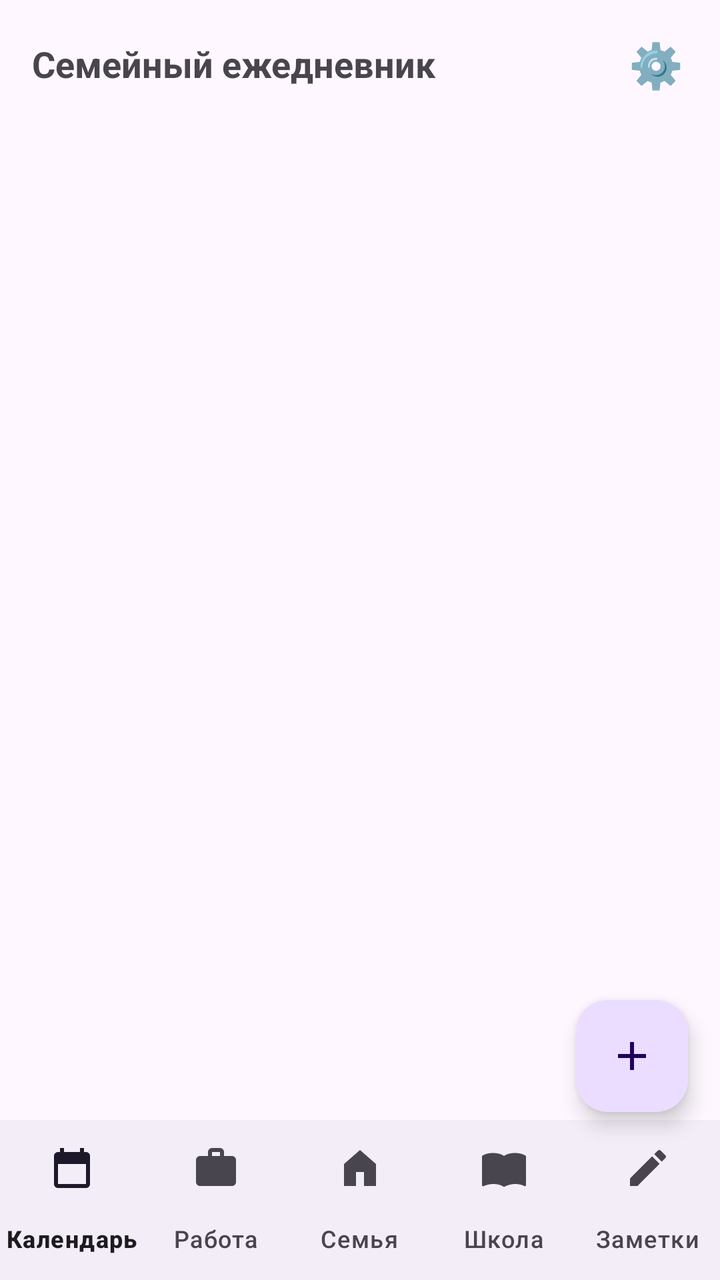
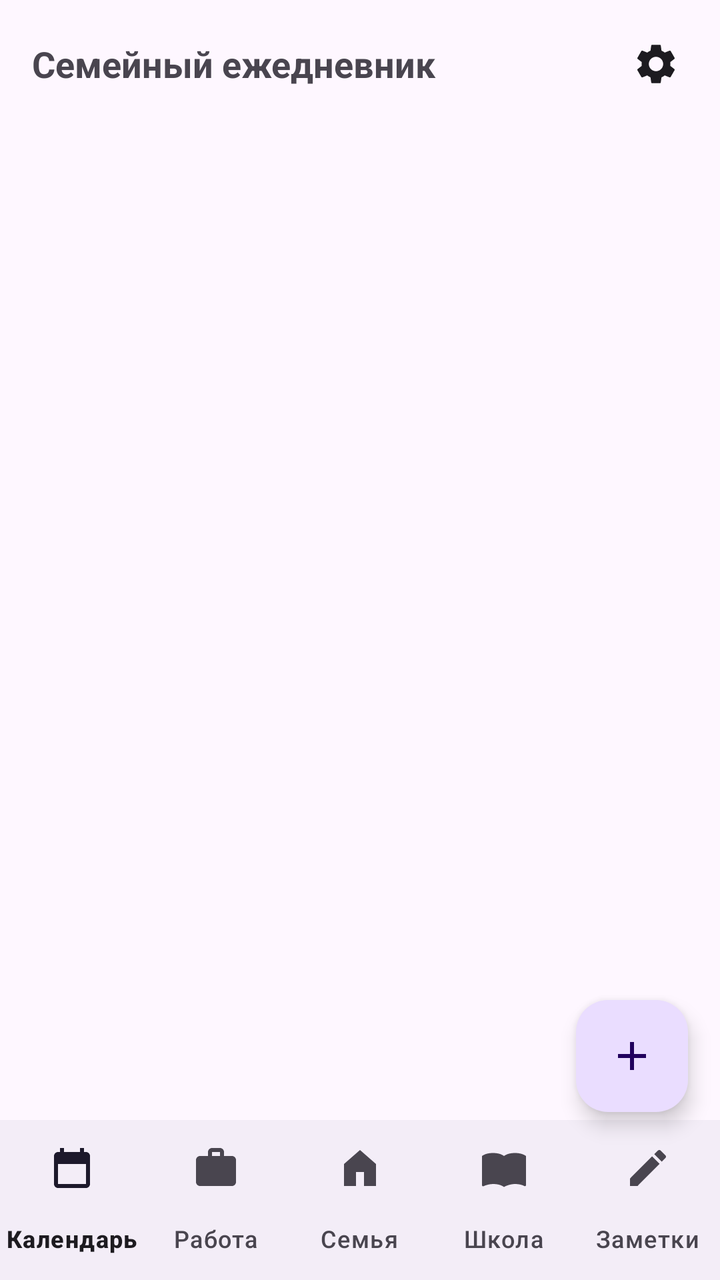

Two renders of the same Android screen: before a commit and after it. Below are the layout's source before the change and the commit's diff.
<!-- AndroidManifest.xml: application theme Theme.FamilyDaily -->
<!-- res/layout/activity_main.xml -->
<?xml version="1.0" encoding="utf-8"?>
<FrameLayout xmlns:android="http://schemas.android.com/apk/res/android"
    xmlns:app="http://schemas.android.com/apk/res-auto"
    android:layout_width="match_parent" android:layout_height="match_parent">
    <LinearLayout android:layout_width="match_parent" android:layout_height="match_parent" android:orientation="vertical">
        <LinearLayout android:id="@+id/topbar" android:layout_width="match_parent" android:layout_height="wrap_content"
            android:orientation="horizontal" android:gravity="center_vertical"
            android:paddingStart="16dp" android:paddingEnd="8dp" android:paddingTop="8dp" android:paddingBottom="8dp">
            <TextView android:layout_width="0dp" android:layout_height="wrap_content" android:layout_weight="1"
                android:text="Семейный ежедневник" android:textSize="18sp" android:textStyle="bold"/>
            <Button android:id="@+id/btn_settings" android:layout_width="48dp" android:layout_height="48dp"
                android:background="@android:color/transparent" android:text="⚙️" android:textSize="22sp" android:textColor="?attr/colorOnSurface"/>
        </LinearLayout>
        <androidx.viewpager2.widget.ViewPager2 android:id="@+id/pager" android:layout_width="match_parent" android:layout_height="0dp" android:layout_weight="1"/>
        <com.google.android.material.bottomnavigation.BottomNavigationView android:id="@+id/nav" android:layout_width="match_parent" android:layout_height="wrap_content" app:labelVisibilityMode="labeled" app:menu="@menu/bottom_menu"/>
    </LinearLayout>
    <LinearLayout android:id="@+id/fabmenu" android:layout_width="wrap_content" android:layout_height="wrap_content" android:orientation="vertical" android:layout_gravity="bottom|end" android:layout_marginEnd="16dp" android:layout_marginBottom="96dp" android:visibility="gone">
        <com.google.android.material.button.MaterialButton android:id="@+id/fab_event" android:layout_width="wrap_content" android:layout_height="wrap_content" android:text="Событие" app:backgroundTint="#EC407A"/>
        <com.google.android.material.button.MaterialButton android:id="@+id/fab_note" android:layout_width="wrap_content" android:layout_height="wrap_content" android:text="Заметка" app:backgroundTint="#FB8C00"/>
        <com.google.android.material.button.MaterialButton android:id="@+id/fab_book" android:layout_width="wrap_content" android:layout_height="wrap_content" android:text="Запись клиента" app:backgroundTint="#1E88E5"/>
    </LinearLayout>
    <com.google.android.material.floatingactionbutton.FloatingActionButton android:id="@+id/fab" android:layout_width="wrap_content" android:layout_height="wrap_content" android:layout_gravity="bottom|end" android:layout_marginEnd="16dp" android:layout_marginBottom="84dp" android:src="@drawable/ic_plus" android:contentDescription="Добавить"/>
</FrameLayout>
<!-- resources referenced by this layout -->
<resources>
  <!-- drawable ic_plus (drawable) -->
  <vector xmlns:android="http://schemas.android.com/apk/res/android" android:width="24dp" android:height="24dp" android:viewportWidth="24" android:viewportHeight="24"><path android:fillColor="#FFFFFF" android:pathData="M19,13h-6v6h-2v-6H5v-2h6V5h2v6h6v2z"/></vector>
  <style name="Theme.FamilyDaily" parent="Theme.Material3.DayNight.NoActionBar" />
</resources>

<!-- the commit's change to res/layout/activity_main.xml (unified diff, before → after) -->
@@ -8,8 +8,9 @@
             android:paddingStart="16dp" android:paddingEnd="8dp" android:paddingTop="8dp" android:paddingBottom="8dp">
             <TextView android:layout_width="0dp" android:layout_height="wrap_content" android:layout_weight="1"
                 android:text="Семейный ежедневник" android:textSize="18sp" android:textStyle="bold"/>
-            <Button android:id="@+id/btn_settings" android:layout_width="48dp" android:layout_height="48dp"
-                android:background="@android:color/transparent" android:text="⚙️" android:textSize="22sp" android:textColor="?attr/colorOnSurface"/>
+            <ImageButton android:id="@+id/btn_settings" android:layout_width="48dp" android:layout_height="48dp"
+                android:background="@android:color/transparent" android:src="@drawable/ic_settings"
+                android:contentDescription="Настройки" app:tint="?attr/colorOnSurface"/>
         </LinearLayout>
         <androidx.viewpager2.widget.ViewPager2 android:id="@+id/pager" android:layout_width="match_parent" android:layout_height="0dp" android:layout_weight="1"/>
         <com.google.android.material.bottomnavigation.BottomNavigationView android:id="@+id/nav" android:layout_width="match_parent" android:layout_height="wrap_content" app:labelVisibilityMode="labeled" app:menu="@menu/bottom_menu"/>
<!-- resource entries referenced after the edit -->
@@ -2,6 +2,8 @@
 <resources>
   <!-- drawable ic_plus (drawable) -->
   <vector xmlns:android="http://schemas.android.com/apk/res/android" android:width="24dp" android:height="24dp" android:viewportWidth="24" android:viewportHeight="24"><path android:fillColor="#FFFFFF" android:pathData="M19,13h-6v6h-2v-6H5v-2h6V5h2v6h6v2z"/></vector>
+  <!-- drawable ic_settings (drawable) -->
+  <vector xmlns:android="http://schemas.android.com/apk/res/android" android:width="24dp" android:height="24dp" android:viewportWidth="24" android:viewportHeight="24"><path android:fillColor="#FF000000" android:pathData="M19.14,12.94c0.04,-0.3 0.06,-0.61 0.06,-0.94c0,-0.32 -0.02,-0.64 -0.07,-0.94l2.03,-1.58c0.18,-0.14 0.23,-0.41 0.12,-0.61l-1.92,-3.32c-0.12,-0.22 -0.37,-0.29 -0.59,-0.22l-2.39,0.96c-0.5,-0.38 -1.03,-0.7 -1.62,-0.94L14.4,2.81c-0.04,-0.24 -0.24,-0.41 -0.48,-0.41h-3.84c-0.24,0 -0.43,0.17 -0.47,0.41L9.25,5.35C8.66,5.59 8.12,5.92 7.63,6.29L5.24,5.33c-0.22,-0.08 -0.47,0 -0.59,0.22L2.74,8.87C2.62,9.08 2.66,9.34 2.86,9.48l2.03,1.58C4.84,11.36 4.8,11.69 4.8,12s0.02,0.64 0.07,0.94l-2.03,1.58c-0.18,0.14 -0.23,0.41 -0.12,0.61l1.92,3.32c0.12,0.22 0.37,0.29 0.59,0.22l2.39,-0.96c0.5,0.38 1.03,0.7 1.62,0.94l0.36,2.54c0.05,0.24 0.24,0.41 0.48,0.41h3.84c0.24,0 0.44,-0.17 0.47,-0.41l0.36,-2.54c0.59,-0.24 1.13,-0.56 1.62,-0.94l2.39,0.96c0.22,0.08 0.47,0 0.59,-0.22l1.92,-3.32c0.12,-0.22 0.07,-0.47 -0.12,-0.61L19.14,12.94zM12,15.6c-1.98,0 -3.6,-1.62 -3.6,-3.6s1.62,-3.6 3.6,-3.6s3.6,1.62 3.6,3.6S13.98,15.6 12,15.6z"/></vector>
   <style name="Theme.FamilyDaily" parent="Theme.Material3.DayNight.NoActionBar" />
 </resources>
 
